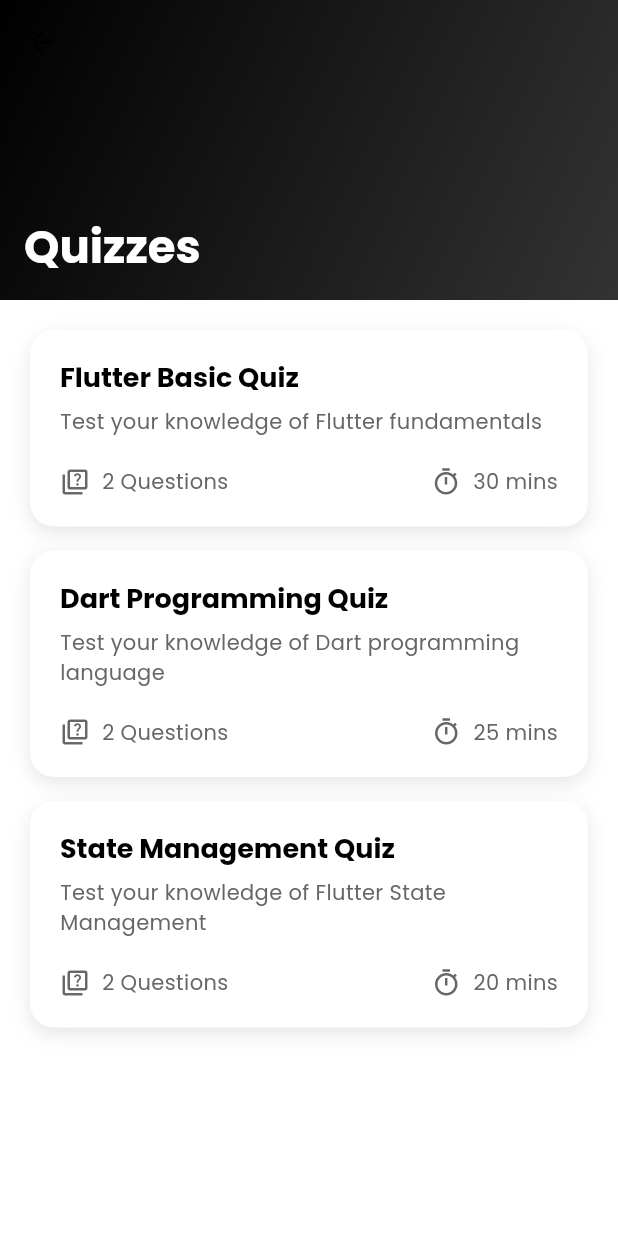
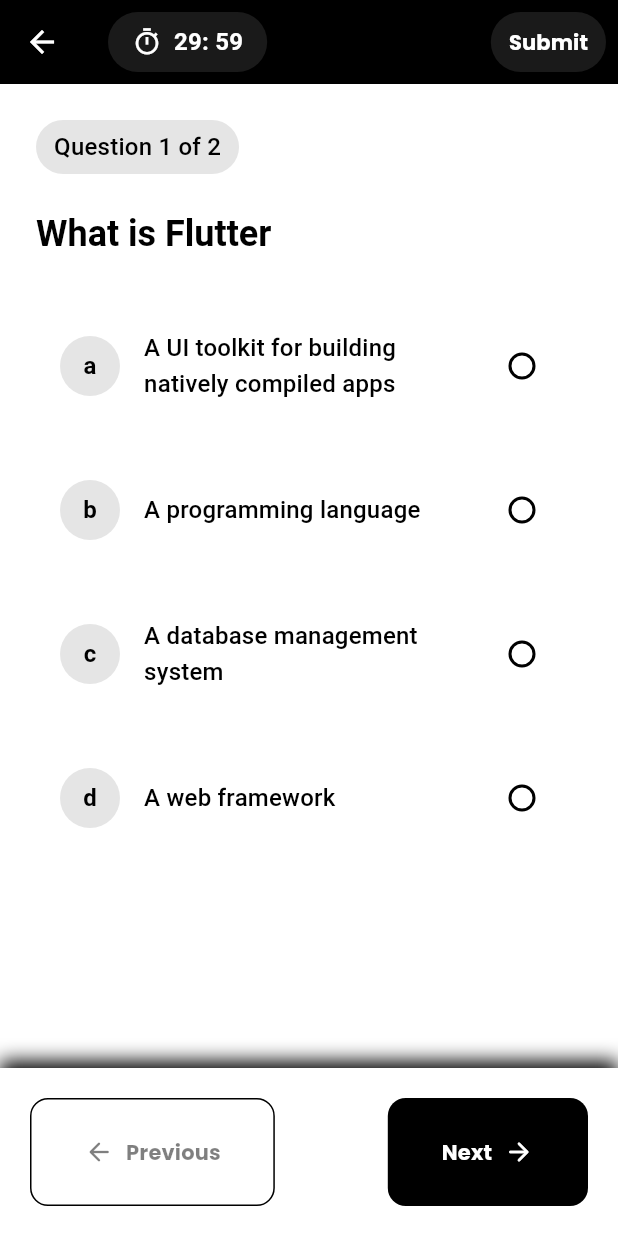
Before and after one commit to VaradSinghal/e_learning_app, a Flutter app: the QuizListScreen screen opened by its route, after a tap on "Flutter Basic Quiz", on a phone screen of 412 x 824 dp. Run offline on Flutter 3.47's test engine with Material 3 defaults, Android fonts, the phone set to English and light mode, and no system bars; our stand-ins replace bloc, cached_network_image, chewie, cloud_firestore, equatable, firebase_auth and 8 more; accounts and stored records are empty.

Commit message:
quizattempt-screen

```diff
--- a/lib/routes/app_routes.dart
+++ b/lib/routes/app_routes.dart
@@ -9,6 +9,7 @@
 import 'package:e_learning_app/views/home/home_screen.dart';
 import 'package:e_learning_app/views/onboarding/onboarding_screen.dart';
 import 'package:e_learning_app/views/profile/profile_screen.dart';
+import 'package:e_learning_app/views/quiz/quiz_attempt/quiz_attempt_screen.dart';
 import 'package:e_learning_app/views/quiz/quiz_list/quiz_list_screen.dart';
 import 'package:e_learning_app/views/splash/splash_screen.dart';
 import 'package:e_learning_app/views/teacher/teacher_home_screen.dart';
@@ -30,6 +31,7 @@
   static const String lesson = '/lesson/:id';
 
   static const String quizList = '/quizzes';
+  static const String quizAttempt = '/quiz/:id';
 
   static const String profile = '/profile';
 
@@ -87,6 +89,11 @@
 
       case quizList:
         return MaterialPageRoute(builder: (_) => const QuizListScreen());
+      case quizAttempt:
+        final quizId = settings.arguments as String?;
+        return MaterialPageRoute(builder: (_) => QuizAttemptScreen(
+          quizId: quizId ?? '',
+        ));
       case profile:
         return MaterialPageRoute(builder: (_) => const ProfileScreen());
       case payment:
@@ -102,9 +109,9 @@
 
       case lesson:
         final lessonId = settings.arguments as String?;
-        return MaterialPageRoute(builder: (_) =>  LessonScreen(
-          lessonId: lessonId ?? '',
-        ));
+        return MaterialPageRoute(
+          builder: (_) => LessonScreen(lessonId: lessonId ?? ''),
+        );
 
       default:
         return MaterialPageRoute(
--- a/lib/routes/route_pages.dart
+++ b/lib/routes/route_pages.dart
@@ -10,6 +10,7 @@
 import 'package:e_learning_app/views/home/home_screen.dart';
 import 'package:e_learning_app/views/onboarding/onboarding_screen.dart';
 import 'package:e_learning_app/views/profile/profile_screen.dart';
+import 'package:e_learning_app/views/quiz/quiz_attempt/quiz_attempt_screen.dart';
 import 'package:e_learning_app/views/quiz/quiz_list/quiz_list_screen.dart';
 import 'package:e_learning_app/views/splash/splash_screen.dart';
 import 'package:e_learning_app/views/teacher/teacher_home_screen.dart';
@@ -69,6 +70,12 @@
       page: () => const QuizListScreen(),
       ),
       GetPage(
+      name: '/quiz/:id',
+      page: () =>  QuizAttemptScreen(
+        quizId: Get.parameters['id'] ?? '',
+      ),
+      ),
+      GetPage(
       name: AppRoutes.profile,
       page: () => const ProfileScreen(),
       ),
--- /dev/null
+++ b/lib/views/quiz/quiz_attempt/quiz_attempt_screen.dart
@@ -0,0 +1,182 @@
+import 'dart:async';
+
+import 'package:e_learning_app/core/theme/app_colors.dart';
+import 'package:e_learning_app/models/quiz.dart';
+import 'package:e_learning_app/models/quiz_attempt.dart';
+import 'package:e_learning_app/services/dummy_data_service.dart';
+import 'package:e_learning_app/views/quiz/quiz_attempt/widgets/quiz_attempt_app_bar.dart';
+import 'package:e_learning_app/views/quiz/quiz_attempt/widgets/quiz_navigation_bar.dart';
+import 'package:e_learning_app/views/quiz/quiz_attempt/widgets/quiz_question_page.dart';
+import 'package:e_learning_app/views/quiz/quiz_attempt/widgets/quiz_submit_dialog.dart';
+import 'package:flutter/material.dart';
+
+class QuizAttemptScreen extends StatefulWidget {
+  final String quizId;
+
+  const QuizAttemptScreen({super.key, required this.quizId});
+
+  @override
+  State<QuizAttemptScreen> createState() => _QuizAttemptScreenState();
+}
+
+class _QuizAttemptScreenState extends State<QuizAttemptScreen> {
+  late final Quiz quiz;
+  late final PageController _pageController;
+  int _currentPage = 0;
+
+  Map<String, String> selectedAnswers = {};
+  int remainingSeconds = 0;
+  Timer? _timer;
+  QuizAttempt? currentAttempt;
+
+  @override
+  void initState() {
+    super.initState();
+    quiz = DummyDataService.getQuizById(widget.quizId);
+    _pageController = PageController();
+    _pageController.addListener(_onPageChanged);
+    remainingSeconds = quiz.timeLimit * 60;
+    _startTimer();
+  }
+
+  @override
+  void dispose() {
+    _timer?.cancel();
+    _pageController.removeListener(_onPageChanged);
+    _pageController.dispose();
+    super.dispose();
+  }
+
+  void _onPageChanged() {
+    if (_pageController.page != null) {
+      setState(() {
+        _currentPage = _pageController.page!.round();
+      });
+    }
+  }
+
+  void _navigateToPage(int page) {
+    _pageController.animateToPage(
+      page,
+      duration: const Duration(microseconds: 300),
+      curve: Curves.easeInOut,
+    );
+  }
+
+  void _startTimer() {
+    _timer = Timer.periodic(const Duration(seconds: 1), (timer) {
+      if (remainingSeconds > 0) {
+        setState(() {
+          remainingSeconds--;
+        });
+      } else {
+        _submitQuiz();
+      }
+    });
+  }
+
+  void _submitQuiz() {
+    _timer?.cancel();
+    final score = _calculateScore();
+    currentAttempt = QuizAttempt(
+      id: DateTime.now().microsecondsSinceEpoch.toString(),
+      quizId: quiz.id,
+      userId: 'current user is',
+      answers: selectedAnswers,
+      score: score,
+      startedAt: DateTime.now().subtract(
+        Duration(seconds: quiz.timeLimit * 60 - remainingSeconds),
+      ),
+      completedAt: DateTime.now(),
+      timeSpent: quiz.timeLimit * 60 - remainingSeconds,
+    );
+
+    DummyDataService.saveQuizAttempt(currentAttempt!);
+
+    //quiz result screen
+  }
+
+  int _calculateScore() {
+    int score = 0;
+    for (final question in quiz.questions) {
+      if (selectedAnswers[question.id] == question.correctOptionId) {
+        score += question.points;
+      }
+    }
+    return score;
+  }
+
+  void _selectAnswer(String questionId, String optionId) {
+    setState(() {
+      selectedAnswers[questionId] = optionId;
+    });
+  }
+
+  String get formattedTime {
+    final minutes = (remainingSeconds / 60).floor();
+    final seconds = remainingSeconds % 60;
+    return '${minutes.toString().padLeft(2, '0')}: ${seconds.toString().padLeft(2, '0')}';
+  }
+
+  @override
+  Widget build(BuildContext context) {
+    final theme = Theme.of(context);
+    return Scaffold(
+      backgroundColor: AppColors.lightBackground,
+      appBar: QuizAttemptAppBar(
+        formattedTime: formattedTime,
+        onSubmit: () => _showSubmitDialog(context),
+      ),
+      body: PageView.builder(
+        controller: _pageController,
+        physics: const BouncingScrollPhysics(),
+        itemCount: quiz.questions.length,
+        itemBuilder:
+            (context, index) => QuizQuestionPage(
+              questionNmber: index + 1,
+              totalQuestions: quiz.questions.length,
+              question: quiz.questions[index],
+              selectedOptionId: selectedAnswers[quiz.questions[index].id],
+              onOptionSelected:
+                  (optionId) =>
+                      _selectAnswer(quiz.questions[index].id, optionId),
+            ),
+      ),
+      bottomNavigationBar: QuizNavigationBar(
+        theme: theme,
+        onPreviousPressed:
+            _currentPage > 0 ? () => _navigateToPage(_currentPage - 1) : null,
+        onNextPressed:
+            _currentPage < quiz.questions.length - 1
+                ? () => _navigateToPage(_currentPage - 1)
+                : null,
+        isLastPage: _currentPage == quiz.questions.length - 1,
+      ),
+    );
+  }
+
+  Future<void> _showSubmitDialog(BuildContext context) async {
+    final score = _calculateScore();
+    currentAttempt = QuizAttempt(
+      id: DateTime.now().microsecondsSinceEpoch.toString(),
+      quizId: quiz.id,
+      userId: 'current user is',
+      answers: selectedAnswers,
+      score: score,
+      startedAt: DateTime.now().subtract(
+        Duration(seconds: quiz.timeLimit * 60 - remainingSeconds),
+      ),
+      completedAt: DateTime.now(),
+      timeSpent: quiz.timeLimit * 60 - remainingSeconds,
+    );
+
+    DummyDataService.saveQuizAttempt(currentAttempt!);
+
+    return showDialog(
+      context: context,
+      barrierDismissible: false,
+      builder:
+          (context) => QuizSubmitDialog(attempt: currentAttempt!, quiz: quiz),
+    );
+  }
+}
--- /dev/null
+++ b/lib/views/quiz/quiz_attempt/widgets/quiz_attempt_app_bar.dart
@@ -0,0 +1,73 @@
+import 'package:e_learning_app/core/theme/app_colors.dart';
+import 'package:flutter/material.dart';
+
+class QuizAttemptAppBar extends StatelessWidget implements PreferredSizeWidget {
+  final String formattedTime;
+  final VoidCallback onSubmit;
+  const QuizAttemptAppBar({
+    super.key,
+    required this.formattedTime,
+    required this.onSubmit,
+  });
+
+  @override
+  Widget build(BuildContext context) {
+    final theme = Theme.of(context);
+    return AppBar(
+      backgroundColor: AppColors.primary,
+      elevation: 0,
+      iconTheme: const IconThemeData(
+        color: AppColors.accent
+      ),
+      title: Container(
+        padding: const EdgeInsets.symmetric(horizontal: 16, vertical: 8),
+        decoration: BoxDecoration(
+          color: AppColors.accent.withOpacity(0.1),
+          borderRadius: BorderRadius.circular(20),
+        ),
+        child:  Row(
+          mainAxisSize: MainAxisSize.min,
+          children: [
+             const Icon(
+              Icons.timer_outlined,
+              color: AppColors.accent,
+              size: 20,
+            ),
+             const SizedBox(width: 8),
+             Text(
+              formattedTime,
+              style: theme.textTheme.titleMedium?.copyWith(
+                color: AppColors.accent,
+                fontWeight: FontWeight.bold,
+              ),
+             ),
+          ],
+        ),
+      ),
+      actions: [
+        Container(
+          margin: EdgeInsets.only(right: 8),
+          child: TextButton(
+            onPressed: onSubmit,
+            style: TextButton.styleFrom(
+              backgroundColor: AppColors.accent.withOpacity(0.1),
+              shape: RoundedRectangleBorder(
+                borderRadius: BorderRadius.circular(20),
+              ),
+            ),
+            child: Text(
+              'Submit',
+              style: theme.textTheme.labelLarge?.copyWith(
+                color: AppColors.accent,
+                fontWeight: FontWeight.bold,
+              ),
+              ),
+              ),
+        )
+      ],
+    );
+  }
+
+  @override
+  Size get preferredSize => const Size.fromHeight(kToolbarHeight);
+}
--- /dev/null
+++ b/lib/views/quiz/quiz_attempt/widgets/quiz_navigation_bar.dart
@@ -0,0 +1,116 @@
+import 'package:e_learning_app/core/theme/app_colors.dart';
+import 'package:flutter/material.dart';
+
+class QuizNavigationBar extends StatelessWidget {
+  final ThemeData theme;
+  final VoidCallback? onPreviousPressed;
+  final VoidCallback? onNextPressed;
+  final bool isLastPage;
+
+  const QuizNavigationBar({
+    super.key,
+    required this.theme,
+    this.onPreviousPressed,
+    this.onNextPressed,
+    required this.isLastPage,
+  });
+
+  @override
+  Widget build(BuildContext context) {
+    return Container(
+      padding: const EdgeInsets.all(20),
+      decoration: BoxDecoration(
+        color: AppColors.accent,
+        boxShadow: [
+          BoxShadow(
+            color: AppColors.primary,
+            blurRadius: 10,
+            offset: const Offset(0, -5),
+          ),
+        ],
+      ),
+      child: Row(
+        mainAxisAlignment: MainAxisAlignment.spaceBetween,
+        children: [
+          _buildNavigationButton(
+            theme,
+            Icons.arrow_back_rounded,
+            'Previous',
+            onPreviousPressed,
+            isNext: false,
+          ),
+           _buildNavigationButton(
+            theme,
+            Icons.arrow_forward_rounded,
+            'Next',
+            onNextPressed,
+            isNext: true,
+          ),
+          ],
+      ),
+    );
+  }
+
+  Widget _buildNavigationButton(
+    ThemeData theme,
+    IconData icon,
+    String label,
+    VoidCallback? onPressed, {
+    bool isNext = false,
+  }) {
+    final isEnabled = onPressed != null;
+    return TextButton(
+      onPressed: onPressed,
+      style: TextButton.styleFrom(
+        backgroundColor: isNext ? AppColors.primary : AppColors.accent,
+        padding: const EdgeInsets.symmetric(horizontal: 24, vertical: 12),
+        shape: RoundedRectangleBorder(
+          borderRadius: BorderRadius.circular(12),
+          side:
+              isNext
+                  ? BorderSide.none
+                  : const BorderSide(color: AppColors.primary),
+        ),
+        disabledBackgroundColor:
+            isNext
+                ? AppColors.primary.withOpacity(0.5)
+                : AppColors.accent.withOpacity(0.5),
+      ),
+      child: TextButton(
+        onPressed: onPressed,
+        child: Row(
+          children: [
+            if (!isNext)
+              Icon(
+                icon,
+                color:
+                    isEnabled
+                        ? AppColors.primary
+                        : AppColors.primary.withOpacity(0.5),
+                size: 20,
+              ),
+              if(!isNext) const SizedBox(width: 8),
+              Text(
+                label,
+                style: theme.textTheme.labelLarge?.copyWith(
+                  color: isEnabled ? (isNext? AppColors.accent : AppColors.primary) :
+                  (isNext? AppColors.accent : AppColors.primary).withOpacity(0.5),
+                  fontWeight: FontWeight.bold,
+                ),
+              ),
+              if(isNext) const SizedBox(width: 8),
+              if(isNext)
+              Icon(
+                icon,
+                color:
+                    isEnabled
+                        ? AppColors.accent
+                        : AppColors.accent.withOpacity(0.5),
+                size: 20,
+              ),
+          ],
+        ),
+      ),
+    );
+  }
+}
--- /dev/null
+++ b/lib/views/quiz/quiz_attempt/widgets/quiz_question_page.dart
@@ -0,0 +1,65 @@
+import 'package:e_learning_app/core/theme/app_colors.dart';
+import 'package:e_learning_app/models/question.dart';
+import 'package:e_learning_app/views/quiz/quiz_attempt/widgets/quiz_question_tile.dart';
+import 'package:flutter/material.dart';
+
+class QuizQuestionPage extends StatelessWidget {
+  final int questionNmber;
+  final int totalQuestions;
+  final Question question;
+  final String? selectedOptionId;
+  final Function(String) onOptionSelected;
+
+  const QuizQuestionPage({
+    super.key,
+    required this.questionNmber,
+    required this.totalQuestions,
+    required this.question,
+    this.selectedOptionId,
+    required this.onOptionSelected,
+  });
+
+  @override
+  Widget build(BuildContext context) {
+    final theme = Theme.of(context);
+    return SingleChildScrollView(
+      padding: const EdgeInsets.all(24),
+      child: Column(
+        crossAxisAlignment: CrossAxisAlignment.start,
+        children: [
+          Container(
+            padding: const EdgeInsets.symmetric(horizontal: 12, vertical: 6),
+            decoration: BoxDecoration(
+              color: AppColors.primary.withOpacity(0.1),
+              borderRadius: BorderRadius.circular(20),
+            ),
+            child: Text(
+              'Question $questionNmber of $totalQuestions',
+              style: theme.textTheme.titleMedium?.copyWith(
+                color: AppColors.primary,
+                fontWeight: FontWeight.w500,
+              ),
+            ),
+          ),
+          const SizedBox(height: 24),
+          Text(
+            question.text,
+            style: theme.textTheme.headlineSmall?.copyWith(
+              fontWeight: FontWeight.bold,
+              color: AppColors.primary,
+            ),
+          ),
+          const SizedBox(height: 32),
+          ...question.options.map((option)=> QuizQuestionTile(
+            optionId: option.id,
+            text: option.text,
+            isSelected: selectedOptionId == option.id,
+            onTap: () => onOptionSelected(option.id),
+            selectedOptionId: selectedOptionId,
+          ),
+          ),
+        ],
+      ),
+    );
+  }
+}
--- /dev/null
+++ b/lib/views/quiz/quiz_attempt/widgets/quiz_question_tile.dart
@@ -0,0 +1,77 @@
+import 'package:e_learning_app/core/theme/app_colors.dart';
+import 'package:flutter/material.dart';
+
+class QuizQuestionTile extends StatelessWidget {
+  final String optionId;
+  final String text;
+  final bool isSelected;
+  final VoidCallback onTap;
+  final String? selectedOptionId;
+
+  const QuizQuestionTile({
+    super.key,
+    required this.optionId,
+    required this.text,
+    required this.isSelected,
+    required this.onTap,
+    this.selectedOptionId,
+  });
+
+  @override
+  Widget build(BuildContext context) {
+    final theme = Theme.of(context);
+    return Container(
+      margin: const EdgeInsets.only(bottom: 16),
+      decoration: BoxDecoration(
+        color: isSelected? AppColors.primary.withOpacity(0.1) : AppColors.accent,
+        borderRadius: BorderRadius.circular(16),
+        border: isSelected ? Border.all(color: AppColors.primary,width: 2) : null,
+      ),
+      child: Material(
+        color: Colors.transparent,
+        child: InkWell(
+          onTap: onTap,
+          borderRadius: BorderRadius.circular(16),
+          child: Padding(
+            padding: const EdgeInsets.all(16),
+            child: Row(
+              children: [
+                Container(
+                  width: 40,
+                height: 40,
+                decoration: BoxDecoration(
+                  color: AppColors.primary.withOpacity(0.1),
+                  shape: BoxShape.circle,
+                ),
+                child: Center(
+                  child: Text(
+                    optionId,
+                    style: theme.textTheme.titleMedium?.copyWith(
+                      color: AppColors.primary,
+                      fontWeight: FontWeight.bold,
+                    ),
+                  ),
+                ),
+                ),
+                const SizedBox(width: 16),
+                Expanded(child: Text(
+                  text,
+                  style: theme.textTheme.titleMedium?.copyWith(
+                    color: AppColors.primary,
+                  ),
+                ),
+                ),
+                Radio<String>(
+                  value: optionId,
+                  groupValue: selectedOptionId,
+                  onChanged: (_) => onTap(),
+                  activeColor: AppColors.primary,
+                ),
+              ],
+            ),
+            ),
+        ),
+      ),
+    );
+  }
+}
--- /dev/null
+++ b/lib/views/quiz/quiz_attempt/widgets/quiz_submit_dialog.dart
@@ -0,0 +1,15 @@
+import 'package:e_learning_app/models/quiz.dart';
+import 'package:e_learning_app/models/quiz_attempt.dart';
+import 'package:flutter/material.dart';
+
+class QuizSubmitDialog extends StatelessWidget {
+  final QuizAttempt attempt;
+  final Quiz quiz;
+
+  const QuizSubmitDialog({super.key, required this.attempt, required this.quiz});
+
+  @override
+  Widget build(BuildContext context) {
+    return const Placeholder();
+  }
+}
--- a/lib/views/quiz/quiz_list/quiz_list_screen.dart
+++ b/lib/views/quiz/quiz_list/quiz_list_screen.dart
@@ -2,6 +2,8 @@
 import 'package:e_learning_app/services/dummy_data_service.dart';
 import 'package:e_learning_app/views/quiz/quiz_list/widgets/quiz_card.dart';
 import 'package:flutter/material.dart';
+import 'package:get/get.dart';
+import 'package:get/get_core/get_core.dart';
 
 class QuizListScreen extends StatelessWidget {
   const QuizListScreen({super.key});
@@ -48,7 +50,10 @@
                   description: quiz.description,
                   questionCount: quiz.questions.length,
                   timeLimit: quiz.timeLimit,
-                  onTap: (){},
+                  onTap: () => Get.toNamed(
+                    '/quiz/${quiz.id}',
+                    parameters: {'id' : quiz.id},
+                  ),
                 );
               },
               childCount: DummyDataService.quizzes.length,
```
